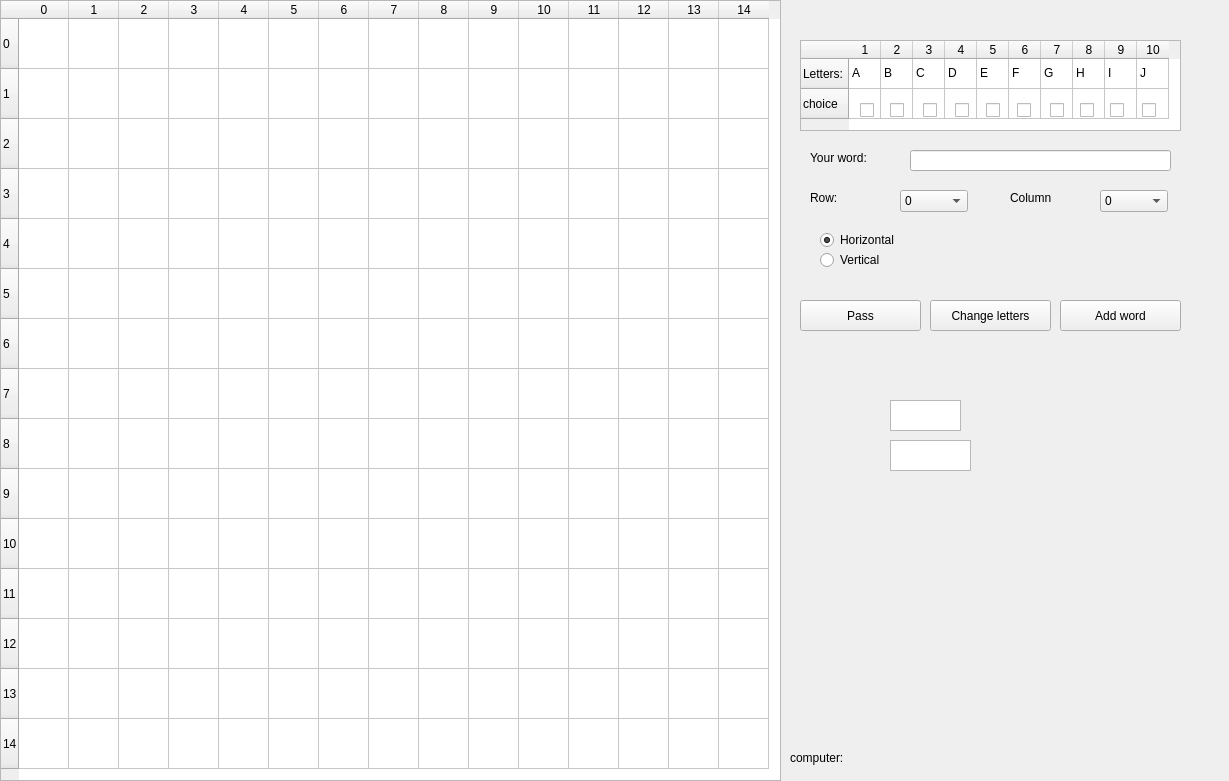
The window that Scrabble_GUI/Game_GUI.ui (sobolak/scrabble) describes before a commit, drawn with Qt 5.
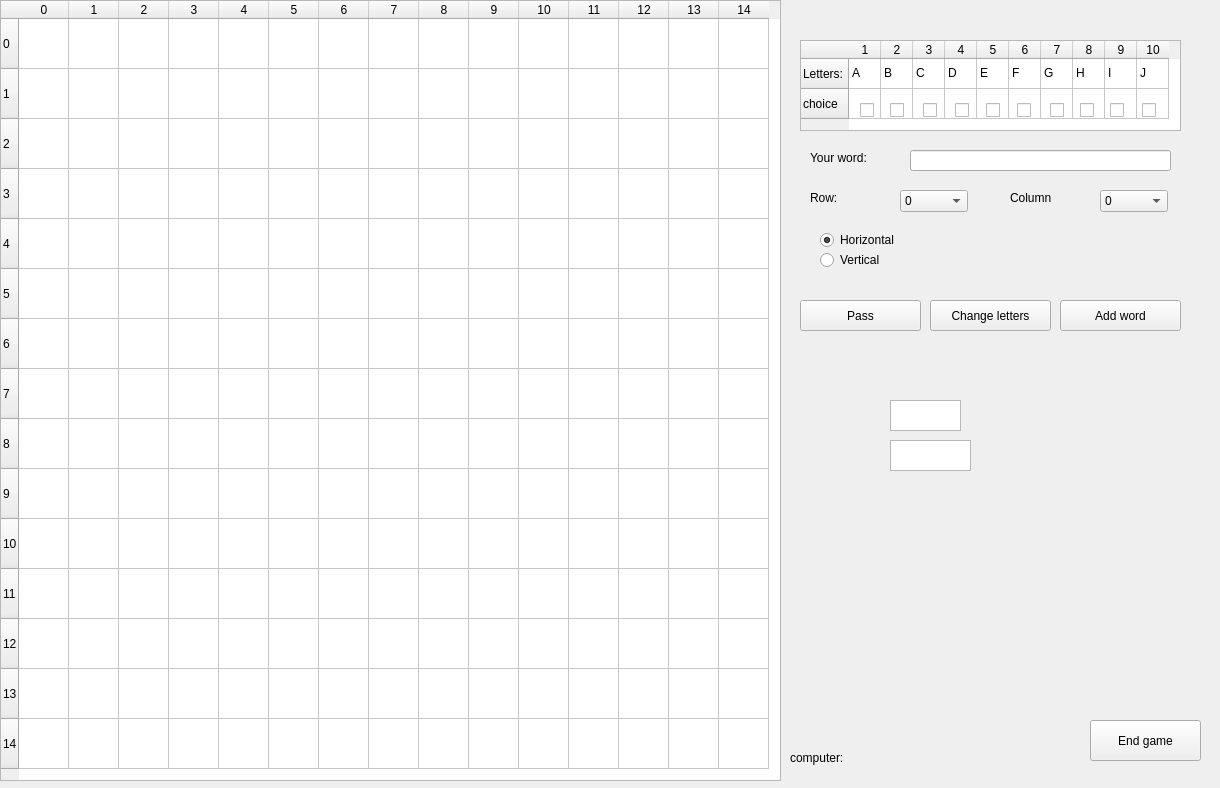
The same window after the commit. Icons and pictures are not drawn.

```diff
--- a/Scrabble_GUI/Game_GUI.ui
+++ b/Scrabble_GUI/Game_GUI.ui
@@ -6,8 +6,8 @@
    <rect>
     <x>0</x>
     <y>0</y>
-    <width>1229</width>
-    <height>781</height>
+    <width>1220</width>
+    <height>788</height>
    </rect>
   </property>
   <property name="windowTitle">
@@ -4642,6 +4642,19 @@
     </rect>
    </property>
   </widget>
+  <widget class="QPushButton" name="pushButton_end">
+   <property name="geometry">
+    <rect>
+     <x>1090</x>
+     <y>720</y>
+     <width>111</width>
+     <height>41</height>
+    </rect>
+   </property>
+   <property name="text">
+    <string>End game</string>
+   </property>
+  </widget>
  </widget>
  <layoutdefault spacing="6" margin="11"/>
  <resources>
```
